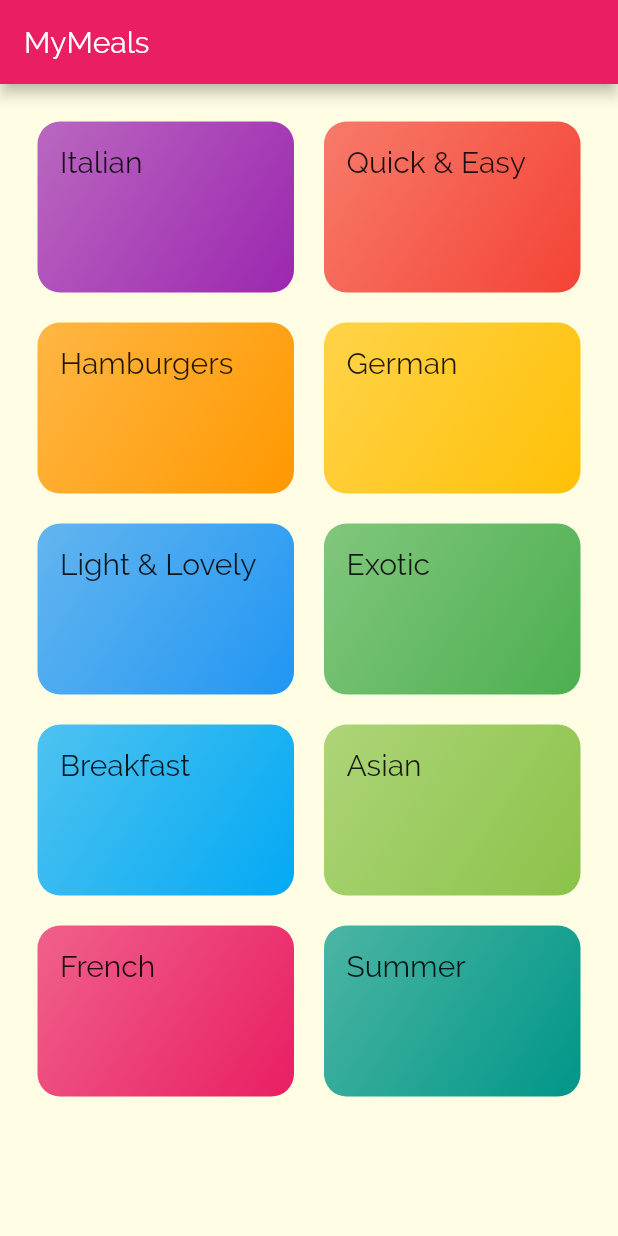
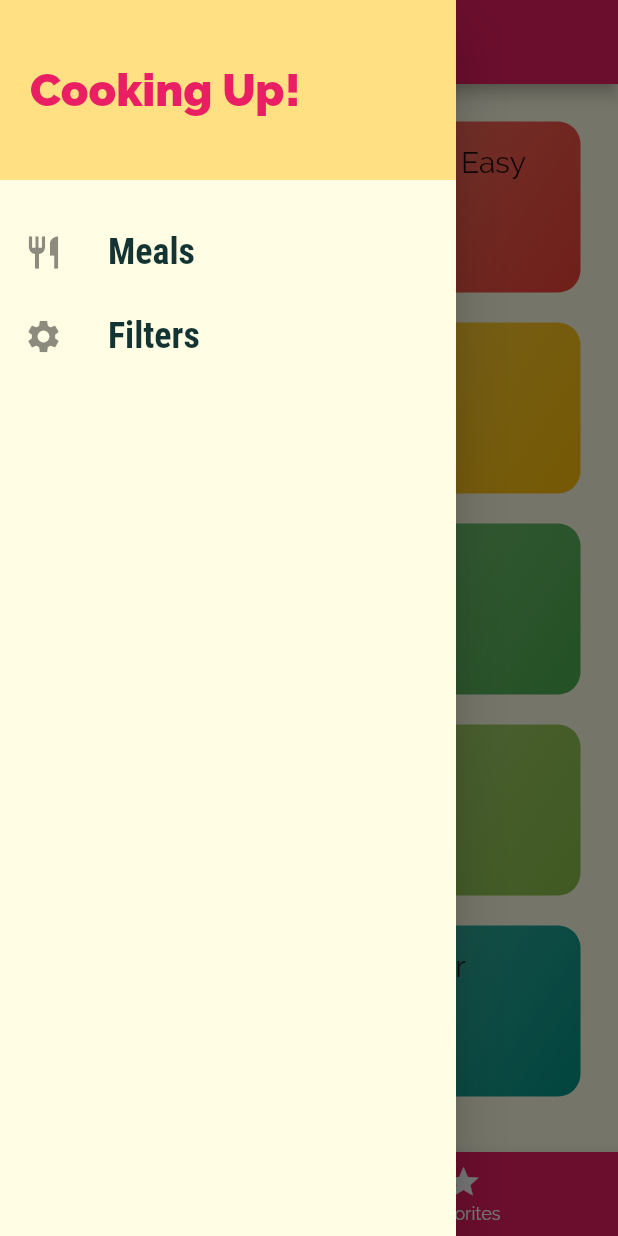
Before and after one commit to emeban44/meals_app, a Flutter app: the screen it shows after launch, with the side drawer open (before the commit the screen has no drawer), on a phone screen of 412 x 824 dp. Run offline on Flutter 3.47's test engine with Material 2 defaults, Android fonts, the phone set to English and light mode, and no system bars.

Commit message:
bottom navbar and side drawer added

```diff
--- a/lib/main.dart
+++ b/lib/main.dart
@@ -1,4 +1,5 @@
 import 'package:flutter/material.dart';
+import 'package:flutter_complete_guide/screens/tabs_screen.dart';
 import './screens/meal_detail.dart';
 import './screens/category_meals_screen.dart';
 import './screens/categories_screen.dart';
@@ -29,7 +30,7 @@ class MyApp extends StatelessWidget {
               ),
             ),
       ),
-      home: CategoriesScreen(),
+      home: TabsScreen(),
       routes: {
 //      '/': (ctx) => CategoriesScreen(),  different way to initialize the home(first) screen
         CategoryMealsScreen.routeName: (ctx) => CategoryMealsScreen(),
--- a/lib/screens/categories_screen.dart
+++ b/lib/screens/categories_screen.dart
@@ -6,11 +6,7 @@ import '../widgets/category_item.dart';
 class CategoriesScreen extends StatelessWidget {
   @override
   Widget build(BuildContext context) {
-    return Scaffold(
-      appBar: AppBar(
-        title: const Text("MyMeals"),
-      ),
-      body: GridView(
+    return GridView(
       padding: const EdgeInsets.all(25),
       children: DUMMY_CATEGORIES
           .map((catData) => CategoryItem(
@@ -25,7 +21,6 @@ class CategoriesScreen extends StatelessWidget {
         crossAxisSpacing: 20,
         mainAxisSpacing: 20,
       ),
-      ),
     );
   }
 }
--- /dev/null
+++ b/lib/screens/tabs_screen.dart
@@ -0,0 +1,102 @@
+import 'package:flutter/material.dart';
+import 'package:flutter/painting.dart';
+import '../widgets/main_drawer.dart';
+import './favorites_screen.dart';
+import './categories_screen.dart';
+
+class TabsScreen extends StatefulWidget {
+  @override
+  _TabsScreenState createState() => _TabsScreenState();
+}
+
+class _TabsScreenState extends State<TabsScreen> {
+  final List<Map<String, Object>> _pages = [
+    {'page': CategoriesScreen(), 'title': 'Categories'},
+    {'page': FavoritesScreen(), 'title': 'Your Favorites'},
+  ];
+
+  int _selectedPageIndex = 0;
+
+  void _selectPage(int index) {
+    setState(() {
+      _selectedPageIndex = index;
+    });
+  }
+
+  @override
+  Widget build(BuildContext context) {
+    return Scaffold(
+      appBar: AppBar(
+        title: Container(
+          child: Text(_pages[_selectedPageIndex]['title']),
+          alignment: Alignment.centerLeft,
+        ),
+      ),
+      drawer: MainDrawer(),
+      body: _pages[_selectedPageIndex]['page'],
+      bottomNavigationBar: BottomNavigationBar(
+        onTap: _selectPage,
+        backgroundColor: Theme.of(context).primaryColor,
+        unselectedItemColor: Colors.white,
+        selectedItemColor: Theme.of(context).accentColor,
+        currentIndex: _selectedPageIndex,
+        //    type: BottomNavigationBarType.shifting,
+        items: [
+          BottomNavigationBarItem(
+            backgroundColor: Theme.of(context).primaryColor,
+            icon: Icon(Icons.category),
+            label: 'Categories',
+          ),
+          BottomNavigationBarItem(
+            backgroundColor: Theme.of(context).primaryColor,
+            icon: Icon(Icons.star),
+            label: 'Favorites',
+          ),
+        ],
+      ),
+    );
+  }
+}
+
+/* top tapbar approach
+class TabsScreen extends StatefulWidget {
+  @override
+  _TabsScreenState createState() => _TabsScreenState();
+}
+
+class _TabsScreenState extends State<TabsScreen> {
+  @override
+  Widget build(BuildContext context) {
+    return DefaultTabController(
+      length: 2,
+      child: Scaffold(
+        appBar: AppBar(
+          title: Container(
+            child: Text('MyMeals'),
+            alignment: Alignment.center,
+          ),
+          bottom: TabBar(
+            tabs: [
+              Tab(
+                icon: Icon(Icons.category),
+                text: 'Categories',
+              ),
+              Tab(
+                icon: Icon(Icons.star),
+                text: 'Favorites',
+              ),
+            ],
+          ),
+        ),
+        body: TabBarView(
+          children: [
+            CategoriesScreen(),
+            FavoritesScreen(),
+          ],
+        ),
+      ),
+    );
+  }
+}
+top tab bar approach
+*/
--- /dev/null
+++ b/lib/widgets/main_drawer.dart
@@ -0,0 +1,50 @@
+import 'package:flutter/material.dart';
+
+class MainDrawer extends StatelessWidget {
+  Widget buildListTile(String title, IconData icon) {
+    return ListTile(
+      leading: Icon(
+        icon,
+        size: 26,
+      ),
+      title: Text(
+        title,
+        style: TextStyle(
+          fontFamily: 'RobotoCondensed',
+          fontSize: 24,
+          fontWeight: FontWeight.bold,
+        ),
+      ),
+      onTap: () {},
+    );
+  }
+
+  @override
+  Widget build(BuildContext context) {
+    return Drawer(
+      child: Column(
+        children: [
+          Container(
+            height: 120,
+            width: double.infinity,
+            padding: EdgeInsets.all(20),
+            alignment: Alignment.centerLeft,
+            color: Theme.of(context).accentColor,
+            child: Text(
+              "Cooking Up!",
+              style: TextStyle(
+                  fontWeight: FontWeight.w900,
+                  fontSize: 30,
+                  color: Theme.of(context).primaryColor),
+            ),
+          ),
+          SizedBox(
+            height: 20,
+          ),
+          buildListTile('Meals', Icons.restaurant),
+          buildListTile('Filters', Icons.settings),
+        ],
+      ),
+    );
+  }
+}
```
Also changed, not shown: lib/screens/favorites_screen.dart (added, +10 -0 lines). Lines whose indentation alone changed are shown as unchanged.
